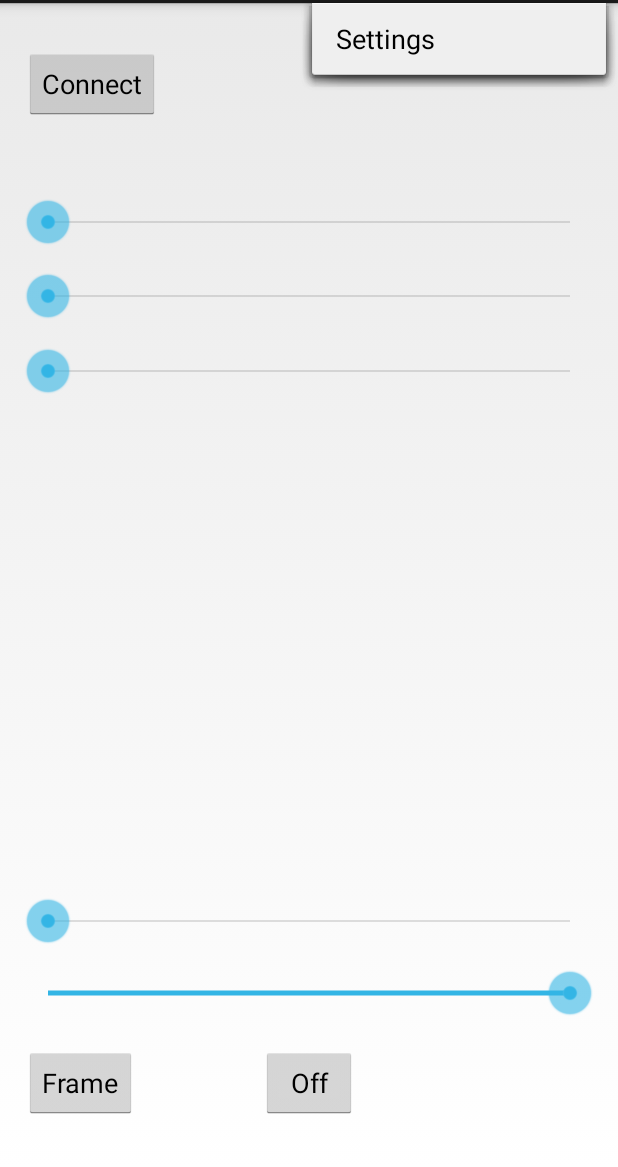
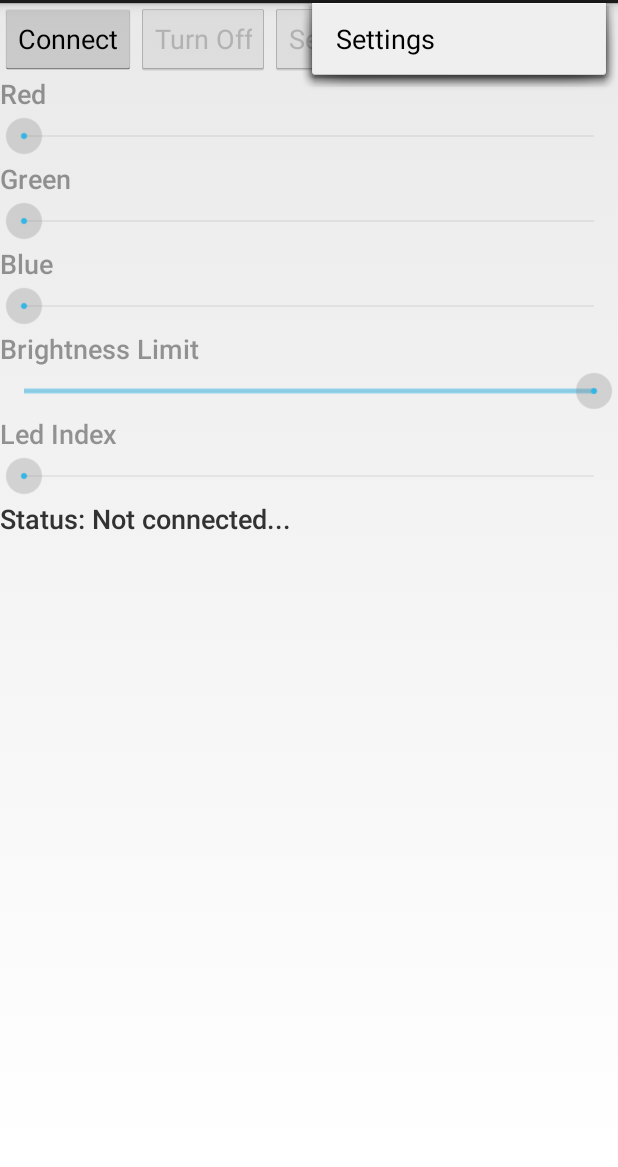
Before and after one commit to arvydas/blinkstick-android, an Android app: the screen it shows after launch (MainActivity), with the options menu open, on a phone screen of 412 x 824 dp, the part 69-1236 px from its top. Run offline under Robolectric (Android 15) with nearby library versions, the phone set to English and light mode, and no system bars.

Commit message:
UI improvements

```diff
--- a/BlinkStickTest/src/main/java/com/example/blinksticktest/MainActivity.java
+++ b/BlinkStickTest/src/main/java/com/example/blinksticktest/MainActivity.java
@@ -13,8 +13,10 @@ import android.util.Log;
 import android.view.Menu;
 import android.view.View;
 import android.widget.Button;
-import android.widget.EditText;
+import android.widget.LinearLayout;
 import android.widget.SeekBar;
+import android.widget.TextView;
+import android.widget.Toast;
 
 public class MainActivity extends Activity {
 
@@ -25,6 +27,10 @@ public class MainActivity extends Activity {
     UsbDeviceConnection connection;
     BlinkStick led;
     BlinkStickFinder finder;
+
+    Button buttonFrame;
+    Button buttonOff;
+    TextView textViewStatus;
 
 	@Override
 	protected void onCreate(Bundle savedInstanceState) {
@@ -37,37 +43,20 @@ public class MainActivity extends Activity {
 		finder.setContext(this);
 		finder.setPermissionIntent(mPermissionIntent);
 
-		Button btn = (Button)findViewById(R.id.button1);
+		Button btn = (Button)findViewById(R.id.buttonConnect);
 		btn.setOnClickListener(new View.OnClickListener() {
 
 			@Override
 			public void onClick(View v) {
-				led = finder.findFirst();
-				if (led != null)
-				{
-					l("Found BlinkStick device");
-
-					try {
-						if (finder.openDevice(led))
-						{
-						    l("Manufacturer: " + led.getManufacturer());
-						    l("Product: " + led.getProduct());
-						    l("Serial: " + led.getSerial());
-						    l("Color: " + led.getColorString());
-						    l("Mode: " + led.getMode());
-						}
-					}
-					catch (BlinkStickUnauthorizedException e) {
-						finder.requestPermission(led);
-					}
-				}
-
-				//findDevice();
+				findAndRequestPermission(true);
+				updateUI();
 			}
 		});
 
-		btn = (Button)findViewById(R.id.button2);
-		btn.setOnClickListener(new View.OnClickListener() {
+		textViewStatus = (TextView)findViewById(R.id.textViewStatus);
+
+		buttonFrame = (Button)findViewById(R.id.buttonFrame);
+		buttonFrame.setOnClickListener(new View.OnClickListener() {
 
 			@Override
 			public void onClick(View v) {
@@ -81,12 +70,11 @@ public class MainActivity extends Activity {
 		});
 
 
-		btn = (Button)findViewById(R.id.button3);
-		btn.setOnClickListener(new View.OnClickListener() {
+		buttonOff = (Button)findViewById(R.id.buttonOff);
+		buttonOff.setOnClickListener(new View.OnClickListener() {
 
 			@Override
 			public void onClick(View v) {
-				//findDevice();
 				if (led != null)
 				{
 					led.turnOff();
@@ -94,12 +82,12 @@ public class MainActivity extends Activity {
 			}
 		});
 
-		final SeekBar barR = (SeekBar)findViewById(R.id.seekBar1);
-		final SeekBar barG = (SeekBar)findViewById(R.id.seekBar2);
-		final SeekBar barB = (SeekBar)findViewById(R.id.seekBar3);
-		final SeekBar barIndex = (SeekBar)findViewById(R.id.seekBar5);
+		final SeekBar barR = (SeekBar)findViewById(R.id.seekBarColorR);
+		final SeekBar barG = (SeekBar)findViewById(R.id.seekBarColorG);
+		final SeekBar barB = (SeekBar)findViewById(R.id.seekBarColorB);
+		final SeekBar barIndex = (SeekBar)findViewById(R.id.seekBarLedIndex);
 
-		SeekBar.OnSeekBarChangeListener onchange = new SeekBar.OnSeekBarChangeListener() {
+		SeekBar.OnSeekBarChangeListener onColorChange = new SeekBar.OnSeekBarChangeListener() {
 
 			@Override
 			public void onStopTrackingTouch(SeekBar seekBar) {
@@ -129,11 +117,11 @@ public class MainActivity extends Activity {
 				}
 			}
 		};
-        barR.setOnSeekBarChangeListener(onchange);
-        barG.setOnSeekBarChangeListener(onchange);
-        barB.setOnSeekBarChangeListener(onchange);
+        barR.setOnSeekBarChangeListener(onColorChange);
+        barG.setOnSeekBarChangeListener(onColorChange);
+        barB.setOnSeekBarChangeListener(onColorChange);
 
-		final SeekBar barLimit = (SeekBar)findViewById(R.id.seekBar4);
+		final SeekBar barLimit = (SeekBar)findViewById(R.id.seekBarLedBrightness);
 		barLimit.setOnSeekBarChangeListener(new SeekBar.OnSeekBarChangeListener() {
 
 			@Override
@@ -154,6 +142,60 @@ public class MainActivity extends Activity {
 				led.setBrightnessLimit(progress);
 			}
 		});
+
+		updateUI();
+	}
+
+	private void updateUI() {
+		LinearLayout layout = (LinearLayout) findViewById(R.id.mainLinearLayout);
+		for (int i = 0; i < layout.getChildCount(); i++) {
+			View child = layout.getChildAt(i);
+			if (child.getId() != R.id.textViewStatus) {
+				child.setEnabled(led != null);
+			}
+		}
+
+		buttonOff.setEnabled(led != null);
+		buttonFrame.setEnabled(led != null);
+	}
+
+	private void findAndRequestPermission(Boolean requestPermission)
+	{
+		if (led != null) {
+			Toast.makeText(this, "Already connected to BlinkStick...", Toast.LENGTH_SHORT).show();
+			return;
+		}
+
+		led = finder.findFirst();
+		if (led == null)
+		{
+			textViewStatus.setText("Status: Could not find BlinkStick...");
+		}
+		else
+		{
+			l("Found BlinkStick device");
+
+			try {
+				if (finder.openDevice(led))
+				{
+					l("Manufacturer: " + led.getManufacturer());
+					l("Product: " + led.getProduct());
+					l("Serial: " + led.getSerial());
+					l("Color: " + led.getColorString());
+					l("Mode: " + led.getMode());
+				}
+
+				textViewStatus.setText("Status: Connected to " + led.getSerial());
+			}
+			catch (BlinkStickUnauthorizedException e) {
+				if (requestPermission) {
+					finder.requestPermission(led);
+					findAndRequestPermission(false);
+				} else {
+					textViewStatus.setText("Status: Failed to get permission");
+				}
+			}
+		}
 	}
 
 	/*
--- a/BlinkStickTest/src/main/res/layout/activity_main.xml
+++ b/BlinkStickTest/src/main/res/layout/activity_main.xml
@@ -1,82 +1,107 @@
-<RelativeLayout xmlns:android="http://schemas.android.com/apk/res/android"
+<LinearLayout xmlns:android="http://schemas.android.com/apk/res/android"
     xmlns:tools="http://schemas.android.com/tools"
+    android:id="@+id/mainLinearLayout"
     android:layout_width="match_parent"
     android:layout_height="match_parent"
-    android:paddingBottom="@dimen/activity_vertical_margin"
-    android:paddingLeft="@dimen/activity_horizontal_margin"
-    android:paddingRight="@dimen/activity_horizontal_margin"
-    android:paddingTop="@dimen/activity_vertical_margin"
-    tools:context=".MainActivity" >
+    android:orientation="vertical"
+    tools:context=".MainActivity">
 
-    <Button
-        android:id="@+id/button1"
-        android:layout_width="wrap_content"
+    <LinearLayout
+        android:layout_width="match_parent"
         android:layout_height="wrap_content"
-        android:layout_marginTop="14dp"
-        android:text="Connect" />
+        android:orientation="horizontal">
+
+        <Button
+            android:id="@+id/buttonConnect"
+            android:layout_width="wrap_content"
+            android:layout_height="wrap_content"
+            android:text="Connect" />
+
+        <Button
+            android:id="@+id/buttonOff"
+            android:layout_width="wrap_content"
+            android:layout_height="wrap_content"
+            android:text="Turn Off" />
+
+        <Button
+            android:id="@+id/buttonFrame"
+            android:layout_width="wrap_content"
+            android:layout_height="wrap_content"
+            android:text="Send Frame" />
+
+    </LinearLayout>
+
+    <TextView
+        android:id="@+id/textViewRed"
+        android:layout_width="match_parent"
+        android:layout_height="wrap_content"
+        android:text="Red"
+        android:textAppearance="@android:style/TextAppearance.DeviceDefault.Medium" />
 
     <SeekBar
-        android:id="@+id/seekBar1"
+        android:id="@+id/seekBarColorR"
         android:layout_width="match_parent"
         android:layout_height="wrap_content"
-        android:layout_alignParentLeft="true"
-        android:layout_below="@+id/button1"
-        android:layout_marginTop="52dp"
         android:max="255" />
 
-    <SeekBar
-        android:id="@+id/seekBar2"
+    <TextView
+        android:id="@+id/textViewGreen"
         android:layout_width="match_parent"
         android:layout_height="wrap_content"
-        android:layout_alignParentLeft="true"
-        android:layout_below="@+id/seekBar1"
-        android:layout_marginTop="17dp"
+        android:text="Green"
+        android:textAppearance="@android:style/TextAppearance.DeviceDefault.Medium" />
+
+    <SeekBar
+        android:id="@+id/seekBarColorG"
+        android:layout_width="match_parent"
+        android:layout_height="wrap_content"
         android:max="255" />
 
-    <SeekBar
-        android:id="@+id/seekBar3"
+    <TextView
+        android:id="@+id/textViewBlue"
         android:layout_width="match_parent"
         android:layout_height="wrap_content"
-        android:layout_alignLeft="@+id/seekBar2"
-        android:layout_below="@+id/seekBar2"
-        android:layout_marginTop="18dp"
+        android:text="Blue"
+        android:textAppearance="@android:style/TextAppearance.DeviceDefault.Medium" />
+
+    <SeekBar
+        android:id="@+id/seekBarColorB"
+        android:layout_width="match_parent"
+        android:layout_height="wrap_content"
         android:max="255" />
 
-    <Button
-        android:id="@+id/button3"
-        android:layout_width="wrap_content"
+    <TextView
+        android:id="@+id/textViewBrightness"
+        android:layout_width="match_parent"
         android:layout_height="wrap_content"
-        android:layout_alignBaseline="@+id/button2"
-        android:layout_alignBottom="@+id/button2"
-        android:layout_centerHorizontal="true"
-        android:text="Off" />
-
-    <Button
-        android:id="@+id/button2"
-        android:layout_width="wrap_content"
-        android:layout_height="wrap_content"
-        android:layout_alignLeft="@+id/seekBar4"
-        android:layout_alignParentBottom="true"
-        android:layout_marginBottom="16dp"
-        android:text="Frame" />
+        android:text="Brightness Limit"
+        android:textAppearance="@android:style/TextAppearance.DeviceDefault.Medium" />
 
     <SeekBar
-        android:id="@+id/seekBar4"
+        android:id="@+id/seekBarLedBrightness"
         android:layout_width="match_parent"
         android:layout_height="wrap_content"
-        android:layout_above="@+id/button3"
-        android:layout_alignLeft="@+id/seekBar3"
-        android:layout_marginBottom="20dp"
         android:max="255"
         android:progress="255" />
 
-    <SeekBar
-        android:id="@+id/seekBar5"
+    <TextView
+        android:id="@+id/textViewLedIndex"
         android:layout_width="match_parent"
         android:layout_height="wrap_content"
-        android:layout_above="@+id/seekBar4"
-        android:layout_alignLeft="@+id/seekBar4"
-        android:layout_marginBottom="16dp"
-        android:max="7" />
+        android:text="Led Index"
+        android:textAppearance="@android:style/TextAppearance.DeviceDefault.Medium" />
 
-</RelativeLayout>
+    <SeekBar
+        android:id="@+id/seekBarLedIndex"
+        android:layout_width="match_parent"
+        android:layout_height="wrap_content"
+        android:max="8" />
+
+    <TextView
+        android:id="@+id/textViewStatus"
+        android:layout_width="match_parent"
+        android:layout_height="wrap_content"
+        android:text="Status: Not connected..."
+        android:textAppearance="@android:style/TextAppearance.DeviceDefault.Medium" />
+
+</LinearLayout>
```
